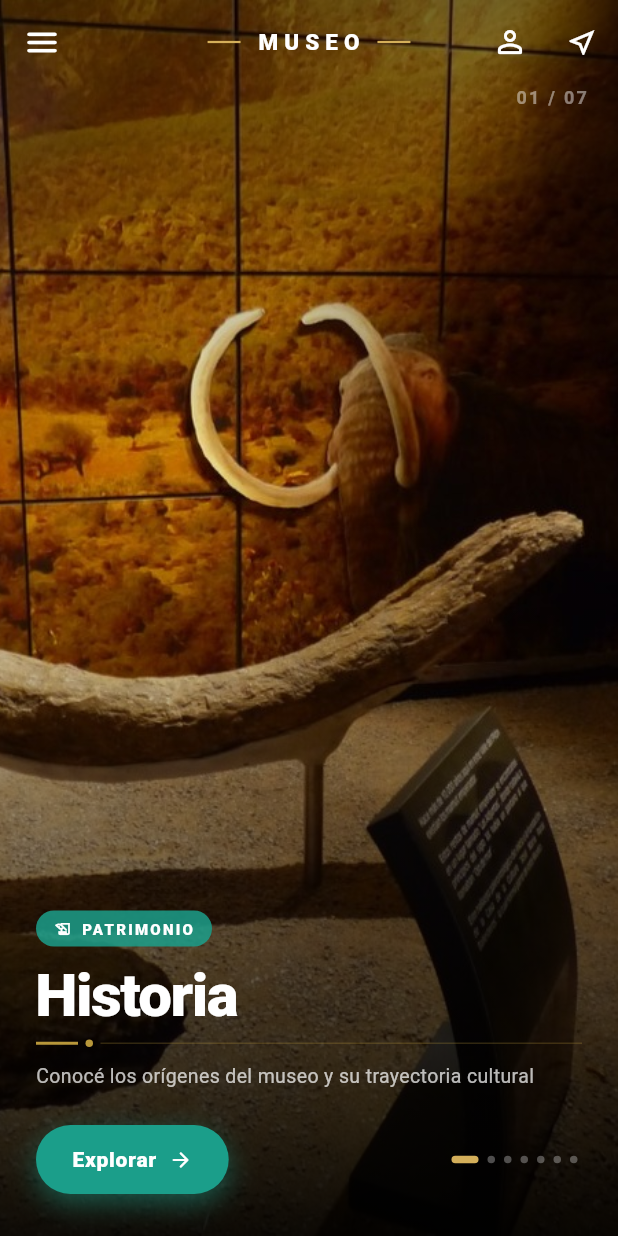
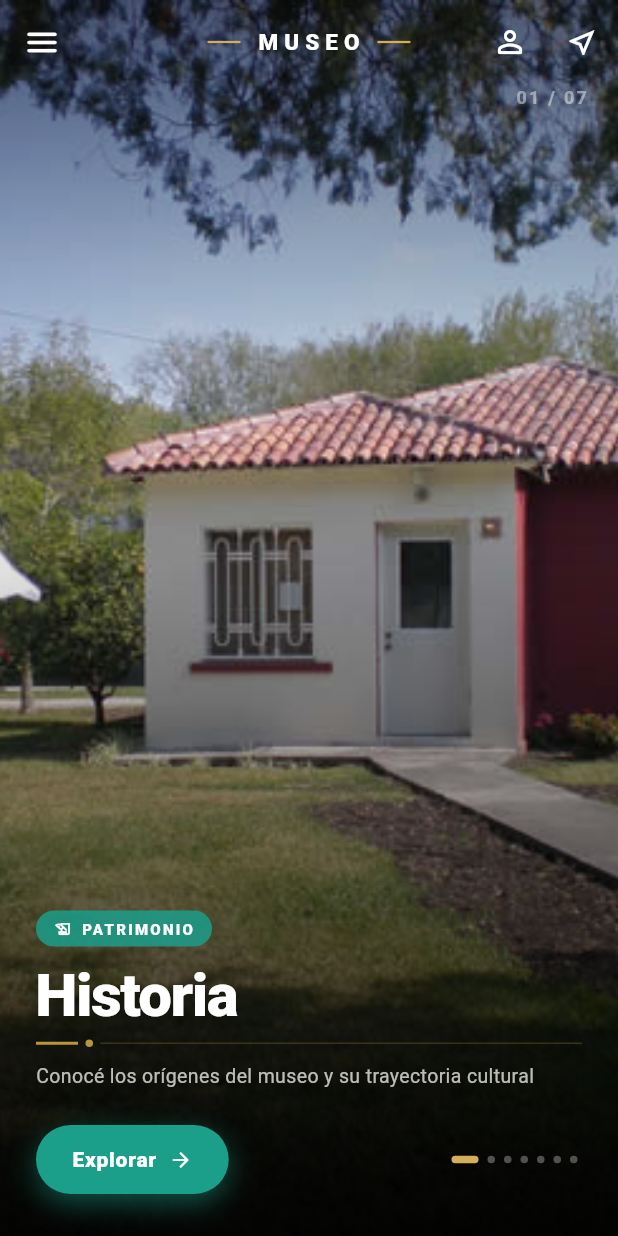
Before and after one commit to davit009/Museo_UM, a Flutter app: the screen it shows after launch, on a phone screen of 412 x 824 dp. Run offline on Flutter 3.47's test engine with Material 3 defaults, Android fonts, the phone set to English and light mode, and no system bars; our stand-ins replace firebase_core, firebase_messaging, flutter_map, image_picker, latlong2, supabase_flutter; accounts and stored records are empty; project files that could hold a hidden picture were left out.

Commit message:
Imagenes

```diff
--- a/lib/features/museum/screens/home_screen.dart
+++ b/lib/features/museum/screens/home_screen.dart
@@ -455,7 +455,7 @@ final _sections = [
     color: const Color(0xFF1B9E8A),
     colorSecundario: const Color(0xFF0D6B5F),
     screen: const IntroHistoriaScreen(),
-    imagePath: 'assets/images/historia.jpeg',
+    imagePath: 'assets/images/historia.jpg',
   ),
   _Section(
     titulo: 'Las Etapas',
@@ -465,6 +465,7 @@ final _sections = [
     color: const Color(0xFF1A2B4A),
     colorSecundario: const Color(0xFF2E4A7A),
     screen: const EtapasScreen(),
+    imagePath: 'assets/images/etapas.jpg',
   ),
   _Section(
     titulo: 'Jubilados',
@@ -474,6 +475,7 @@ final _sections = [
     color: const Color(0xFF5B6FA0),
     colorSecundario: const Color(0xFF3A4D7A),
     screen: const JubiladosScreen(),
+    imagePath: 'assets/images/jubilados.jpg',
   ),
   _Section(
     titulo: 'Galerías',
@@ -501,7 +503,7 @@ final _sections = [
     color: const Color(0xFF2E9E5E),
     colorSecundario: const Color(0xFF1A6B3A),
     screen: const ComoLlegarScreen(),
-    imagePath: 'assets/images/mapaUM.png',
+    imagePath: 'assets/images/como llegar.jpg',
   ),
   _Section(
     titulo: 'Comunidad',
@@ -894,7 +896,13 @@ class _HomeScreenState extends State<HomeScreen> {
                   children: [
                   // Fondo: imagen real o gradiente + arte
                   if (s.imagePath != null)
-                    Image.asset(s.imagePath!, fit: BoxFit.cover)
+                    SizedBox.expand(
+                      child: Image.asset(
+                        s.imagePath!,
+                        fit: BoxFit.cover,
+                        alignment: Alignment.center,
+                      ),
+                    )
                   else
                     Container(
                       decoration: BoxDecoration(
--- a/lib/features/museum/screens/intro_historia_screen.dart
+++ b/lib/features/museum/screens/intro_historia_screen.dart
@@ -75,7 +75,7 @@ class _IntroHistoriaScreenState extends State<IntroHistoriaScreen> {
                   // ── Bienvenida ──────────────────────────────────────────
                   _SectionLabel(label: 'BIENVENIDA E HISTORIA'),
                   const SizedBox(height: 14),
-                  _WelcomeCard(text: _v('bienvenida', 'Bienvenidos al Museo Universitario. Aquí, cada objeto guarda el eco de un sacrificio por la educación adventista.')),
+                  _WelcomeCard(text: _v('bienvenida', 'Bienvenidos a este espacio virtual dedicado a nuestra historia. A través de esta aplicación, exploraremos el legado de fe y sacrificio por la educación adventista.')),
                   const SizedBox(height: 32),
 
                   // ── Línea del tiempo ────────────────────────────────────
```
Also changed, not shown: lib/features/admin/screens/content_editor_screen.dart (+2 -10 lines), lib/features/museum/screens/informacion_screen.dart (+0 -86 lines), assets/images/como llegar.jpg (added), assets/images/etapas.jpg (added), assets/images/historia.jpeg (deleted), assets/images/historia.jpg (added), assets/images/jubilados.jpg (added).
